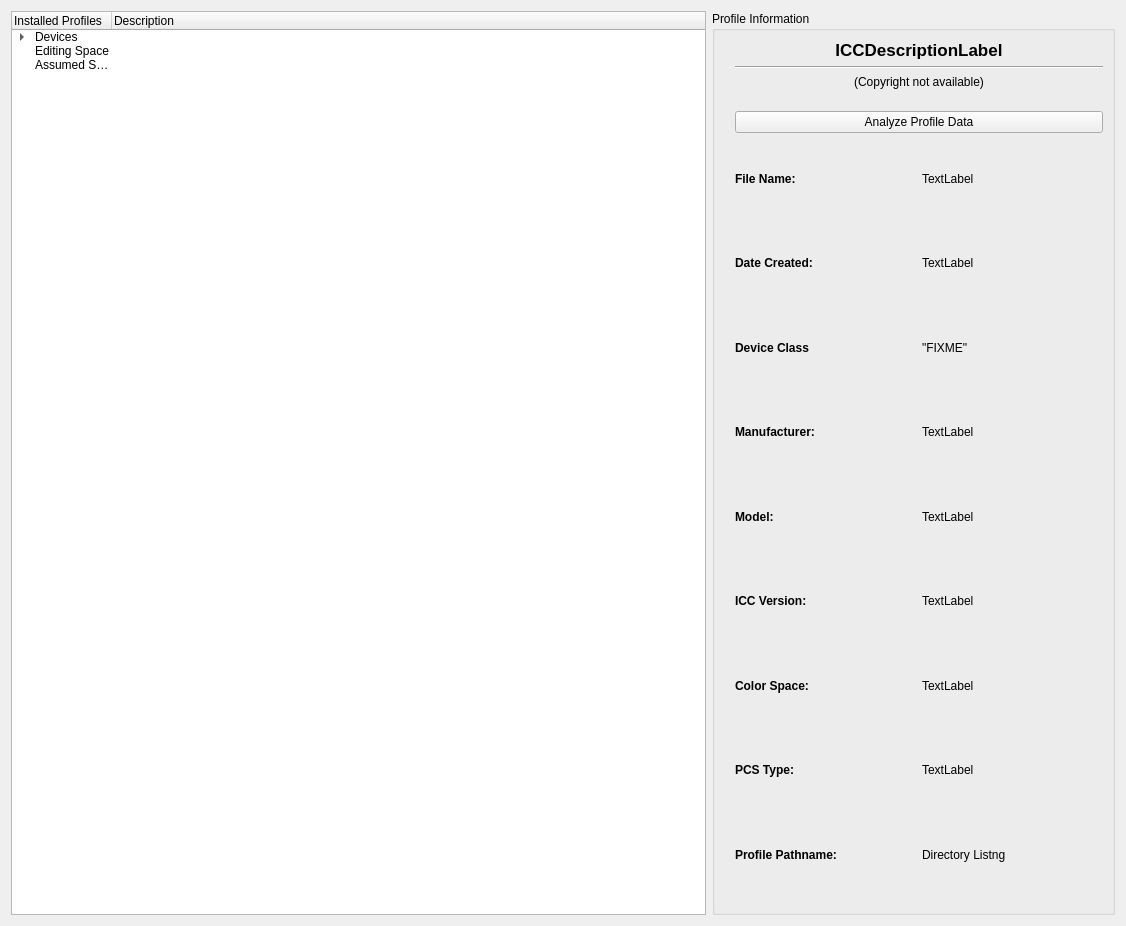
Above: information/kminfo.ui from KDE/kolor-manager before the change. Below: the same form after it.
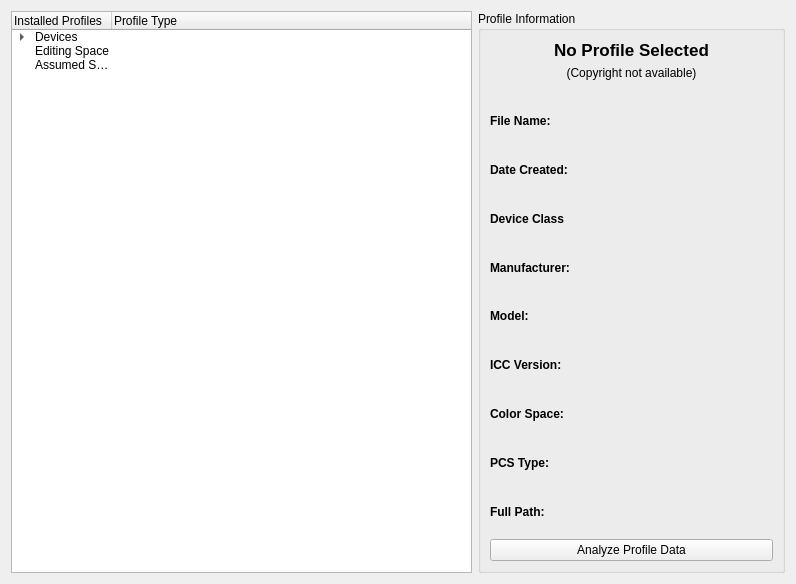
That is the form after the change.

What changed in the file:
```diff
--- a/information/kminfo.ui
+++ b/information/kminfo.ui
@@ -5,8 +5,8 @@
    <rect>
     <x>0</x>
     <y>0</y>
-    <width>1126</width>
-    <height>926</height>
+    <width>796</width>
+    <height>584</height>
    </rect>
   </property>
   <layout class="QGridLayout" name="gridLayout_3" >
@@ -14,7 +14,7 @@
     <widget class="QTreeWidget" name="installedProfilesTree" >
      <property name="sizePolicy" >
       <sizepolicy vsizetype="Minimum" hsizetype="MinimumExpanding" >
-       <horstretch>0</horstretch>
+       <horstretch>9</horstretch>
        <verstretch>0</verstretch>
       </sizepolicy>
      </property>
@@ -37,7 +37,7 @@
      </column>
      <column>
       <property name="text" >
-       <string>Description</string>
+       <string>Profile Type</string>
       </property>
      </column>
      <item>
@@ -101,8 +101,8 @@
    <item row="0" column="1" >
     <widget class="QGroupBox" name="profileInfoGroupBox" >
      <property name="sizePolicy" >
-      <sizepolicy vsizetype="Preferred" hsizetype="Maximum" >
-       <horstretch>0</horstretch>
+      <sizepolicy vsizetype="Preferred" hsizetype="Preferred" >
+       <horstretch>6</horstretch>
        <verstretch>0</verstretch>
       </sizepolicy>
      </property>
@@ -111,20 +111,9 @@
      </property>
      <layout class="QGridLayout" name="gridLayout_2" >
       <item row="0" column="0" >
-       <layout class="QVBoxLayout" name="verticalLayout" >
-        <property name="sizeConstraint" >
-         <enum>QLayout::SetFixedSize</enum>
-        </property>
-        <property name="leftMargin" >
-         <number>11</number>
-        </property>
-        <property name="bottomMargin" >
-         <number>9</number>
-        </property>
-        <item>
          <widget class="QLabel" name="descriptionTagLabel" >
           <property name="sizePolicy" >
-           <sizepolicy vsizetype="Fixed" hsizetype="Preferred" >
+         <sizepolicy vsizetype="Fixed" hsizetype="Ignored" >
             <horstretch>0</horstretch>
             <verstretch>0</verstretch>
            </sizepolicy>
@@ -137,7 +126,7 @@
            </font>
           </property>
           <property name="text" >
-           <string>ICCDescriptionLabel</string>
+         <string>No Profile Selected</string>
           </property>
           <property name="alignment" >
            <set>Qt::AlignCenter</set>
@@ -147,17 +136,10 @@
           </property>
          </widget>
         </item>
-        <item>
-         <widget class="Line" name="line_2" >
-          <property name="orientation" >
-           <enum>Qt::Horizontal</enum>
-          </property>
-         </widget>
-        </item>
-        <item>
+      <item row="1" column="0" >
          <widget class="QLabel" name="copyrightTagLabel" >
           <property name="sizePolicy" >
-           <sizepolicy vsizetype="Fixed" hsizetype="Preferred" >
+         <sizepolicy vsizetype="Fixed" hsizetype="Ignored" >
             <horstretch>0</horstretch>
             <verstretch>0</verstretch>
            </sizepolicy>
@@ -185,7 +167,7 @@
           </property>
          </widget>
         </item>
-        <item>
+      <item row="2" column="0" >
          <spacer name="verticalSpacer" >
           <property name="orientation" >
            <enum>Qt::Vertical</enum>
@@ -195,23 +177,22 @@
           </property>
           <property name="sizeHint" stdset="0" >
            <size>
-            <width>368</width>
-            <height>16</height>
+          <width>85</width>
+          <height>13</height>
            </size>
           </property>
          </spacer>
         </item>
-        <item>
-         <widget class="QPushButton" name="launchICCExaminButton" >
-          <property name="text" >
-           <string>Analyze Profile Data</string>
-          </property>
-         </widget>
-        </item>
-        <item>
+      <item row="3" column="0" >
          <layout class="QGridLayout" name="gridLayout" >
           <item row="0" column="0" >
            <widget class="QLabel" name="filenameLabel" >
+          <property name="sizePolicy" >
+           <sizepolicy vsizetype="Preferred" hsizetype="Maximum" >
+            <horstretch>0</horstretch>
+            <verstretch>0</verstretch>
+           </sizepolicy>
+          </property>
             <property name="font" >
              <font>
               <weight>75</weight>
@@ -229,18 +210,36 @@
           </item>
           <item row="0" column="1" >
            <widget class="QLabel" name="filenameTagLabel" >
+          <property name="sizePolicy" >
+           <sizepolicy vsizetype="Preferred" hsizetype="Minimum" >
+            <horstretch>0</horstretch>
+            <verstretch>0</verstretch>
+           </sizepolicy>
+          </property>
+          <property name="minimumSize" >
+           <size>
+            <width>0</width>
+            <height>0</height>
+           </size>
+          </property>
             <property name="font" >
              <font>
               <italic>false</italic>
              </font>
             </property>
             <property name="text" >
-             <string>TextLabel</string>
+           <string/>
             </property>
            </widget>
           </item>
           <item row="1" column="0" >
            <widget class="QLabel" name="dateTextLabel" >
+          <property name="sizePolicy" >
+           <sizepolicy vsizetype="Preferred" hsizetype="Maximum" >
+            <horstretch>0</horstretch>
+            <verstretch>0</verstretch>
+           </sizepolicy>
+          </property>
             <property name="font" >
              <font>
               <weight>75</weight>
@@ -256,13 +255,25 @@
           </item>
           <item row="1" column="1" >
            <widget class="QLabel" name="dateTagLabel" >
+          <property name="sizePolicy" >
+           <sizepolicy vsizetype="Preferred" hsizetype="Maximum" >
+            <horstretch>0</horstretch>
+            <verstretch>0</verstretch>
+           </sizepolicy>
+          </property>
             <property name="text" >
-             <string>TextLabel</string>
+           <string/>
             </property>
            </widget>
           </item>
           <item row="2" column="0" >
            <widget class="QLabel" name="dcTextLabel" >
+          <property name="sizePolicy" >
+           <sizepolicy vsizetype="Preferred" hsizetype="Maximum" >
+            <horstretch>0</horstretch>
+            <verstretch>0</verstretch>
+           </sizepolicy>
+          </property>
             <property name="font" >
              <font>
               <weight>75</weight>
@@ -276,13 +287,25 @@
           </item>
           <item row="2" column="1" >
            <widget class="QLabel" name="deviceClassTagLabel" >
+          <property name="sizePolicy" >
+           <sizepolicy vsizetype="Preferred" hsizetype="Maximum" >
+            <horstretch>0</horstretch>
+            <verstretch>0</verstretch>
+           </sizepolicy>
+          </property>
             <property name="text" >
-             <string>"FIXME"</string>
+           <string/>
             </property>
            </widget>
           </item>
           <item row="3" column="0" >
            <widget class="QLabel" name="manufacturerLabel" >
+          <property name="sizePolicy" >
+           <sizepolicy vsizetype="Preferred" hsizetype="Maximum" >
+            <horstretch>0</horstretch>
+            <verstretch>0</verstretch>
+           </sizepolicy>
+          </property>
             <property name="font" >
              <font>
               <weight>75</weight>
@@ -296,13 +319,25 @@
           </item>
           <item row="3" column="1" >
            <widget class="QLabel" name="mfgTagLabel" >
+          <property name="sizePolicy" >
+           <sizepolicy vsizetype="Preferred" hsizetype="Maximum" >
+            <horstretch>0</horstretch>
+            <verstretch>0</verstretch>
+           </sizepolicy>
+          </property>
             <property name="text" >
-             <string>TextLabel</string>
+           <string/>
             </property>
            </widget>
           </item>
           <item row="4" column="0" >
            <widget class="QLabel" name="modelTexLabel" >
+          <property name="sizePolicy" >
+           <sizepolicy vsizetype="Preferred" hsizetype="Maximum" >
+            <horstretch>0</horstretch>
+            <verstretch>0</verstretch>
+           </sizepolicy>
+          </property>
             <property name="font" >
              <font>
               <weight>75</weight>
@@ -316,13 +351,25 @@
           </item>
           <item row="4" column="1" >
            <widget class="QLabel" name="modelTagLabel" >
+          <property name="sizePolicy" >
+           <sizepolicy vsizetype="Preferred" hsizetype="Maximum" >
+            <horstretch>0</horstretch>
+            <verstretch>0</verstretch>
+           </sizepolicy>
+          </property>
             <property name="text" >
-             <string>TextLabel</string>
+           <string/>
             </property>
            </widget>
           </item>
           <item row="5" column="0" >
            <widget class="QLabel" name="iccVersionLabel" >
+          <property name="sizePolicy" >
+           <sizepolicy vsizetype="Preferred" hsizetype="Maximum" >
+            <horstretch>0</horstretch>
+            <verstretch>0</verstretch>
+           </sizepolicy>
+          </property>
             <property name="font" >
              <font>
               <weight>75</weight>
@@ -336,13 +383,25 @@
           </item>
           <item row="5" column="1" >
            <widget class="QLabel" name="iccVerTagLabel" >
+          <property name="sizePolicy" >
+           <sizepolicy vsizetype="Preferred" hsizetype="Maximum" >
+            <horstretch>0</horstretch>
+            <verstretch>0</verstretch>
+           </sizepolicy>
+          </property>
             <property name="text" >
-             <string>TextLabel</string>
+           <string/>
             </property>
            </widget>
           </item>
           <item row="6" column="0" >
            <widget class="QLabel" name="colorspaceLabel" >
+          <property name="sizePolicy" >
+           <sizepolicy vsizetype="Preferred" hsizetype="Maximum" >
+            <horstretch>0</horstretch>
+            <verstretch>0</verstretch>
+           </sizepolicy>
+          </property>
             <property name="font" >
              <font>
               <weight>75</weight>
@@ -356,13 +415,25 @@
           </item>
           <item row="6" column="1" >
            <widget class="QLabel" name="colorspaceTagLabel" >
+          <property name="sizePolicy" >
+           <sizepolicy vsizetype="Preferred" hsizetype="Maximum" >
+            <horstretch>0</horstretch>
+            <verstretch>0</verstretch>
+           </sizepolicy>
+          </property>
             <property name="text" >
-             <string>TextLabel</string>
+           <string/>
             </property>
            </widget>
           </item>
           <item row="7" column="0" >
            <widget class="QLabel" name="pcsTypeLabel" >
+          <property name="sizePolicy" >
+           <sizepolicy vsizetype="Preferred" hsizetype="Maximum" >
+            <horstretch>0</horstretch>
+            <verstretch>0</verstretch>
+           </sizepolicy>
+          </property>
             <property name="font" >
              <font>
               <weight>75</weight>
@@ -376,13 +447,25 @@
           </item>
           <item row="7" column="1" >
            <widget class="QLabel" name="pcsTagLabel" >
+          <property name="sizePolicy" >
+           <sizepolicy vsizetype="Preferred" hsizetype="Maximum" >
+            <horstretch>0</horstretch>
+            <verstretch>0</verstretch>
+           </sizepolicy>
+          </property>
             <property name="text" >
-             <string>TextLabel</string>
+           <string/>
             </property>
            </widget>
           </item>
           <item row="8" column="0" >
            <widget class="QLabel" name="listingHeaderLabel" >
+          <property name="sizePolicy" >
+           <sizepolicy vsizetype="Preferred" hsizetype="Maximum" >
+            <horstretch>0</horstretch>
+            <verstretch>0</verstretch>
+           </sizepolicy>
+          </property>
             <property name="font" >
              <font>
               <weight>75</weight>
@@ -391,14 +474,14 @@
              </font>
             </property>
             <property name="text" >
-             <string>Profile Pathname:</string>
+           <string>Full Path:</string>
             </property>
            </widget>
           </item>
           <item row="8" column="1" >
            <widget class="QLabel" name="directoryListingTag" >
             <property name="sizePolicy" >
-             <sizepolicy vsizetype="Preferred" hsizetype="Preferred" >
+           <sizepolicy vsizetype="Preferred" hsizetype="Expanding" >
               <horstretch>0</horstretch>
               <verstretch>0</verstretch>
              </sizepolicy>
@@ -411,7 +494,7 @@
              </font>
             </property>
             <property name="text" >
-             <string>Directory Listng</string>
+           <string/>
             </property>
             <property name="textFormat" >
              <enum>Qt::AutoText</enum>
@@ -426,7 +509,24 @@
           </item>
          </layout>
         </item>
-       </layout>
+      <item row="4" column="0" >
+       <widget class="QPushButton" name="launchICCExaminButton" >
+        <property name="sizePolicy" >
+         <sizepolicy vsizetype="Fixed" hsizetype="Preferred" >
+          <horstretch>0</horstretch>
+          <verstretch>0</verstretch>
+         </sizepolicy>
+        </property>
+        <property name="minimumSize" >
+         <size>
+          <width>158</width>
+          <height>0</height>
+         </size>
+        </property>
+        <property name="text" >
+         <string>Analyze Profile Data</string>
+        </property>
+       </widget>
       </item>
      </layout>
     </widget>
```
Lines whose indentation alone changed are shown as unchanged.
